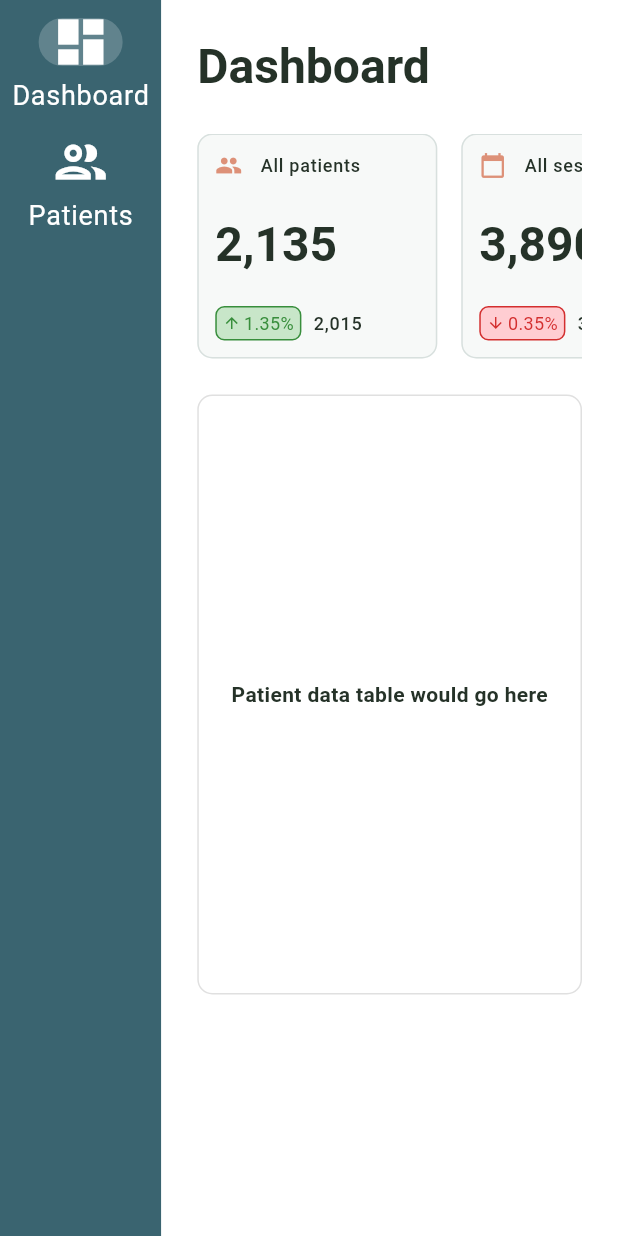
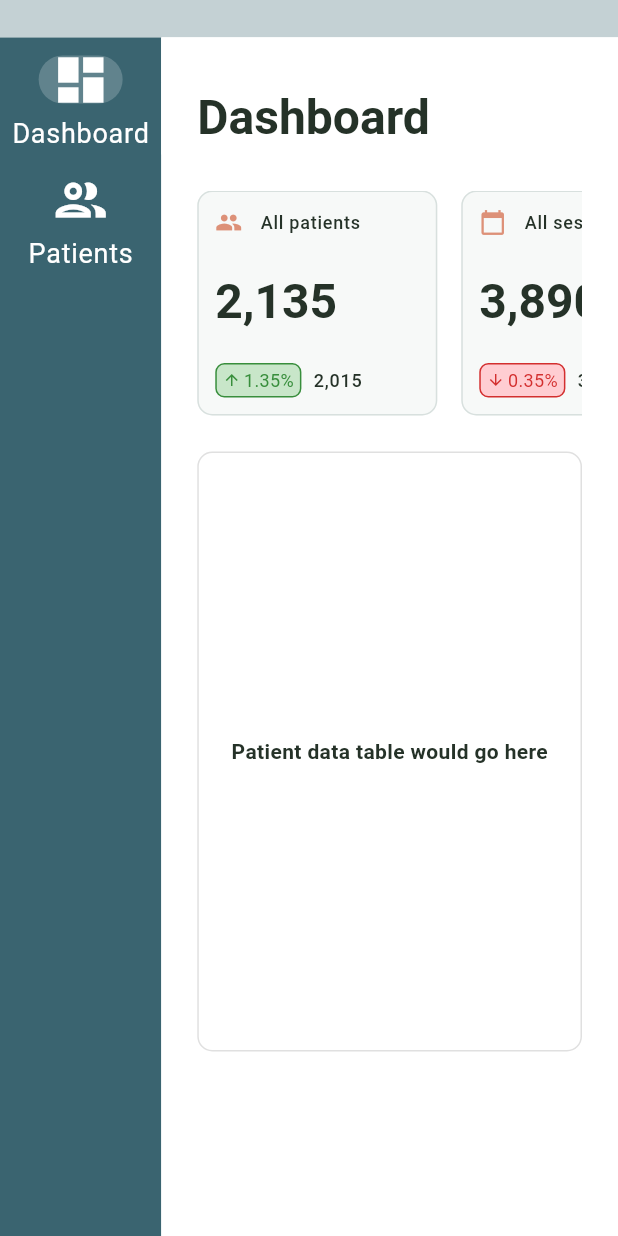
Before and after one commit to guysiman/sensy_clinician_app, a Flutter app: the screen it shows once a user with an empty profile is signed in, on a phone screen of 412 x 824 dp. Run offline on Flutter 3.47's test engine with Material 3 defaults, Android fonts, the phone set to English and light mode, and no system bars; our stand-ins replace cloud_firestore, firebase_auth, firebase_core; accounts and stored records are empty.

Commit message:
Added bar on top for improved appearance.

```diff
--- a/lib/screens/dashboard_page.dart
+++ b/lib/screens/dashboard_page.dart
@@ -5,13 +5,34 @@ class DashboardScreen extends StatelessWidget {
   @override
   Widget build(BuildContext context) {
     return Scaffold(
-      body: SingleChildScrollView(
+      body: Column(
+        crossAxisAlignment: CrossAxisAlignment.stretch,
+        children: [
+          // 1) A thin bar at the very top
+          Container(
+            height: 30, // Adjust thickness as needed
+            color: Colors.white,
+          ),
+          // 2) The "Dashboard" header below the thin bar
+          Container(
+            height: 48, // Adjust height as needed
+            color: Colors.white,
+            alignment: Alignment.centerLeft,
+            padding: EdgeInsets.symmetric(horizontal: 24),
+            child: Text(
+              'Dashboard',
+              style: Theme.of(context).textTheme.titleLarge?.copyWith(
+                    fontWeight: FontWeight.bold,
+                  ),
+            ),
+          ),
+          // 3) Your existing content
+          Expanded(
+            child: SingleChildScrollView(
               padding: EdgeInsets.all(24),
               child: Column(
                 crossAxisAlignment: CrossAxisAlignment.start,
                 children: [
-            Text('Dashboard', style: Theme.of(context).textTheme.titleLarge),
-            SizedBox(height: 24),
                   // Row of metric cards with horizontal scroll
                   SizedBox(
                     height: 150,
@@ -20,7 +41,7 @@ class DashboardScreen extends StatelessWidget {
                       child: Row(
                         children: [
                           SizedBox(
-                      width: 160, // Adjusted width for more squarish appearance
+                            width: 160,
                             child: MetricCard(
                               icon: Icons.people,
                               iconColor: Colors.orange,
@@ -82,9 +103,8 @@ class DashboardScreen extends StatelessWidget {
                       ),
                     ),
                   ),
-
+                  SizedBox(height: 24),
                   // Patient Data section
-            SizedBox(height: 24),
                   Container(
                     height: 400,
                     decoration: BoxDecoration(
@@ -98,6 +118,9 @@ class DashboardScreen extends StatelessWidget {
                 ],
               ),
             ),
+          ),
+        ],
+      ),
     );
   }
 }
--- a/lib/screens/home_page.dart
+++ b/lib/screens/home_page.dart
@@ -36,14 +36,23 @@ class _HomePageState extends State<HomePage> {
   @override
   Widget build(BuildContext context) {
     return Scaffold(
-      body: Row(
+      body: Column(
+        children: [
+          // Thin bar at the very top
+          Container(
+            height: 25,
+            color: const Color(0xFFC4D1D4),
+          ),
+          // Main content area with NavigationRail and page content
+          Expanded(
+            child: Row(
               children: [
                 NavigationRail(
                   selectedIndex: _selectedIndex,
                   onDestinationSelected: _onItemTapped,
                   labelType: NavigationRailLabelType.all,
                   backgroundColor: Theme.of(context).colorScheme.primary,
-            indicatorColor: Color(0xFF61838D),
+                  indicatorColor: const Color(0xFF61838D),
                   destinations: [
                     NavigationRailDestination(
                       icon: Icon(
@@ -53,7 +62,7 @@ class _HomePageState extends State<HomePage> {
                         color: Colors.white,
                         size: 40,
                       ),
-                label: Text(
+                      label: const Text(
                         'Dashboard',
                         style: TextStyle(
                           color: Colors.white,
@@ -63,11 +72,13 @@ class _HomePageState extends State<HomePage> {
                     ),
                     NavigationRailDestination(
                       icon: Icon(
-                  _selectedIndex == 1 ? Icons.people : Icons.people_outlined,
+                        _selectedIndex == 1
+                            ? Icons.people
+                            : Icons.people_outlined,
                         color: Colors.white,
                         size: 40,
                       ),
-                label: Text(
+                      label: const Text(
                         'Patients',
                         style: TextStyle(
                           color: Colors.white,
@@ -82,6 +93,9 @@ class _HomePageState extends State<HomePage> {
                 ),
               ],
             ),
+          ),
+        ],
+      ),
     );
   }
 }
```
Lines whose indentation alone changed are shown as unchanged.
